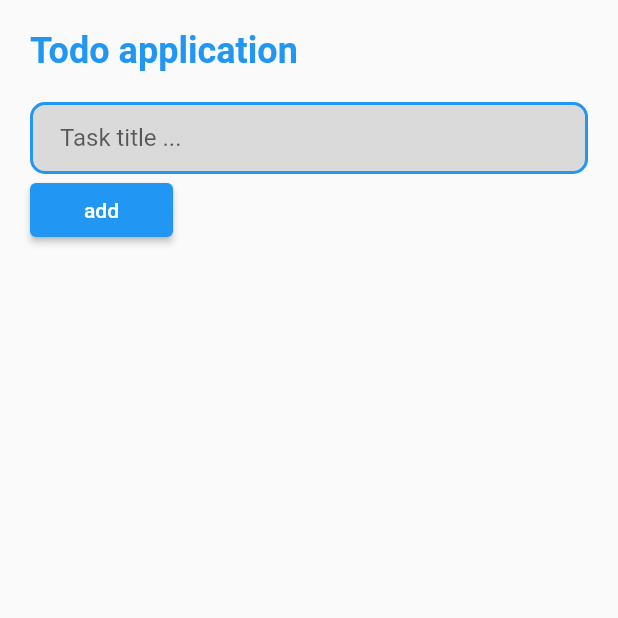
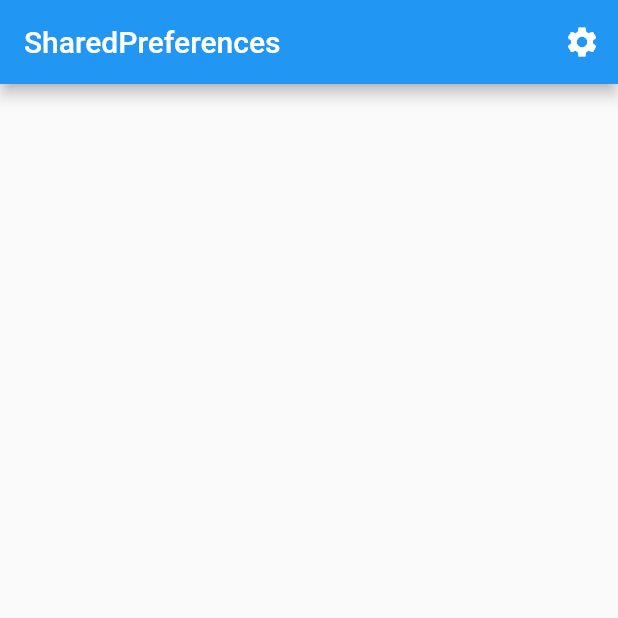
Before and after one commit to messabih-khalil/flutter, a Flutter app: the screen it shows after launch, on a phone screen of 412 x 824 dp, the top half of it. Run offline on Flutter 3.47's test engine with Material 2 defaults, Android fonts, the phone set to English and light mode, and no system bars; our stand-ins replace shared_preferences.

Commit message:
shared prefernces

```diff
--- /dev/null
+++ b/lib/home.dart
@@ -0,0 +1,28 @@
+import 'package:flutter/material.dart';
+// import 'package:uuid/uuid.dart';
+
+class Home extends StatefulWidget {
+  const Home({super.key});
+
+  @override
+  State<Home> createState() => _HomeState();
+}
+
+class _HomeState extends State<Home> {
+  @override
+  Widget build(BuildContext context) {
+    return Scaffold(
+      appBar: AppBar(
+        title: Text("SharedPreferences"),
+        actions: [
+          IconButton(
+              onPressed: () {
+                Navigator.pushNamed(context, '/settings');
+              },
+              icon: Icon(Icons.settings))
+        ],
+      ),
+      body: Container(),
+    );
+  }
+}
--- a/lib/main.dart
+++ b/lib/main.dart
@@ -1,6 +1,7 @@
 import 'package:flutter/material.dart';
 
-import 'package:flutterapp/task.dart';
+import 'package:flutterapp/home.dart';
+import 'package:flutterapp/settings.dart';
 
 void main() {
   runApp(MyApp());
@@ -10,7 +11,9 @@ class MyApp extends StatelessWidget {
   @override
   Widget build(BuildContext context) {
     return MaterialApp(
-      home: TaskStateFull(),
+      debugShowCheckedModeBanner: false,
+      home: Home(),
+      routes: {"/settings": (context) => Settings()},
     );
   }
 }
--- a/lib/task.dart
+++ /dev/null
@@ -1,145 +0,0 @@
-import 'package:flutter/material.dart';
-import 'package:uuid/uuid.dart';
-
-class TaskStateFull extends StatefulWidget {
-  @override
-  State<StatefulWidget> createState() {
-    return Task();
-  }
-}
-
-class Task extends State<TaskStateFull> {
-  // var uuid = Uuid();
-  List<Map> taskList = [];
-
-  Map task = {
-    "id": null,
-    "title": null,
-    "created_at": null,
-    "completed": false
-  };
-  final fieldText = TextEditingController();
-  void clearText() {
-    fieldText.clear();
-  }
-
-  @override
-  void initState() {
-    super.initState();
-    // Start listening to changes.
-    fieldText.addListener(() {
-      setState(() {
-        task["id"] = DateTime.now().microsecondsSinceEpoch.toString();
-        task["title"] = fieldText.text.toLowerCase();
-        task["created_at"] = DateTime.now();
-      });
-    });
-  }
-
-  @override
-  Widget build(BuildContext context) {
-    return Scaffold(
-        body: SafeArea(
-            child: Container(
-                width: double.infinity,
-                padding: EdgeInsets.all(20),
-                child: Column(
-                  crossAxisAlignment: CrossAxisAlignment.start,
-                  children: [
-                    // task header
-                    Text(
-                      "Todo application",
-                      style: TextStyle(
-                          fontSize: 24,
-                          color: Colors.blue,
-                          fontWeight: FontWeight.bold),
-                    ),
-                    // task input with add button
-                    Container(
-                      margin: EdgeInsets.symmetric(vertical: 20),
-                      width: double.infinity,
-                      child: Column(
-                        crossAxisAlignment: CrossAxisAlignment.start,
-                        children: [
-                          // task input
-                          TextField(
-                            decoration: InputDecoration(
-                              filled: true, //<-- SEE HERE
-                              fillColor: Color.fromARGB(255, 218, 218, 218),
-                              hintText: 'Task title ...',
-                              contentPadding: EdgeInsets.symmetric(
-                                  vertical: 10.0, horizontal: 20.0),
-                              // border: OutlineInputBorder(),
-                              enabledBorder: OutlineInputBorder(
-                                borderSide:
-                                    BorderSide(color: Colors.blue, width: 2),
-                                borderRadius:
-                                    BorderRadius.all(Radius.circular(10)),
-                              ),
-                              focusedBorder: OutlineInputBorder(
-                                borderSide: BorderSide(
-                                    color: Colors.blueAccent, width: 2.0),
-                                borderRadius:
-                                    BorderRadius.all(Radius.circular(10.0)),
-                              ),
-                            ),
-                            controller: fieldText,
-                          ),
-                          // add button
-                          ElevatedButton(
-                              onPressed: () {
-                                taskList.insert(0, task);
-                              },
-                              child: Padding(
-                                padding: EdgeInsets.symmetric(
-                                    vertical: 10.0, horizontal: 20.0),
-                                child: Text("add"),
-                              ))
-                        ],
-                      ),
-                    ),
-
-                    // task list
-                    Expanded(
-                      child: ListView.builder(
-                        shrinkWrap: true,
-                        itemCount: taskList.length,
-                        itemBuilder: (context, index) {
-                          return Container(
-                            margin: EdgeInsets.symmetric(vertical: 10),
-                            child: ListTile(
-                              title: Text('${taskList[index]["title"]}'),
-                              isThreeLine: true,
-                              subtitle: Text('Secondary text\nTertiary text'),
-                              // leading: Icon(Icons.label),
-                              trailing: Column(
-                                mainAxisAlignment: MainAxisAlignment.center,
-                                children: [
-                                  IconButton(
-                                      onPressed: () {
-                                        setState(() {
-                                          taskList.removeWhere((element) =>
-                                              element["id"] ==
-                                              taskList[index]["id"]);
-                                        });
-                                      },
-                                      icon: Icon(
-                                        Icons.delete,
-                                        color: Colors.red,
-                                      ))
-                                ],
-                              ),
-                              tileColor: Color.fromARGB(255, 196, 196, 196),
-                              shape: RoundedRectangleBorder(
-                                  borderRadius: BorderRadius.circular(10)),
-                            ),
-                          );
-                        },
-                      ),
-                    ),
-                  ],
-
-                  // list tail of tasks
-                ))));
-  }
-}
--- a/pubspec.yaml
+++ b/pubspec.yaml
@@ -37,6 +37,7 @@ dependencies:
   # Use with the CupertinoIcons class for iOS style icons.
   cupertino_icons: ^1.0.2
   uuid: ^3.0.6
+  shared_preferences:
 
 dev_dependencies:
   flutter_test:
```
Also changed, not shown: lib/settings.dart (added, +82 -0 lines), pubspec.lock.
